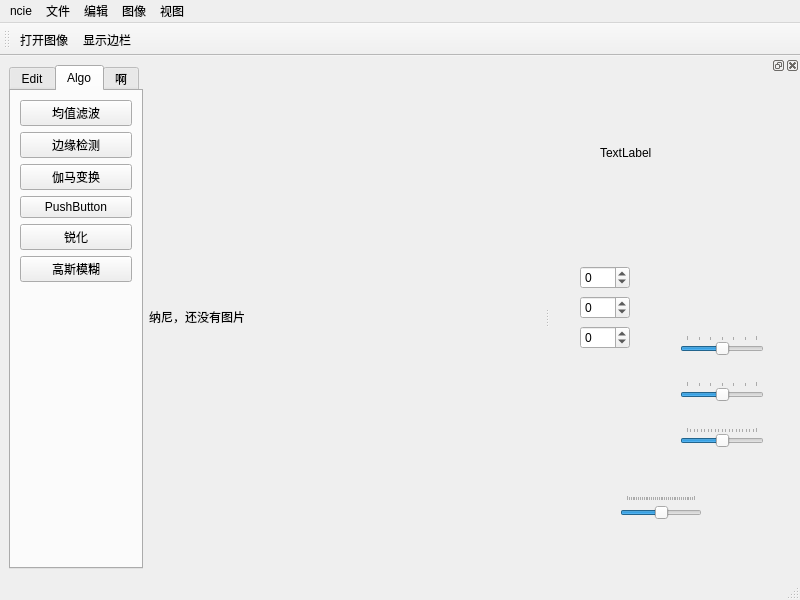
First picture: the form in mainwindow.ui, repository airlariken/ImageProcessing, before the edit.
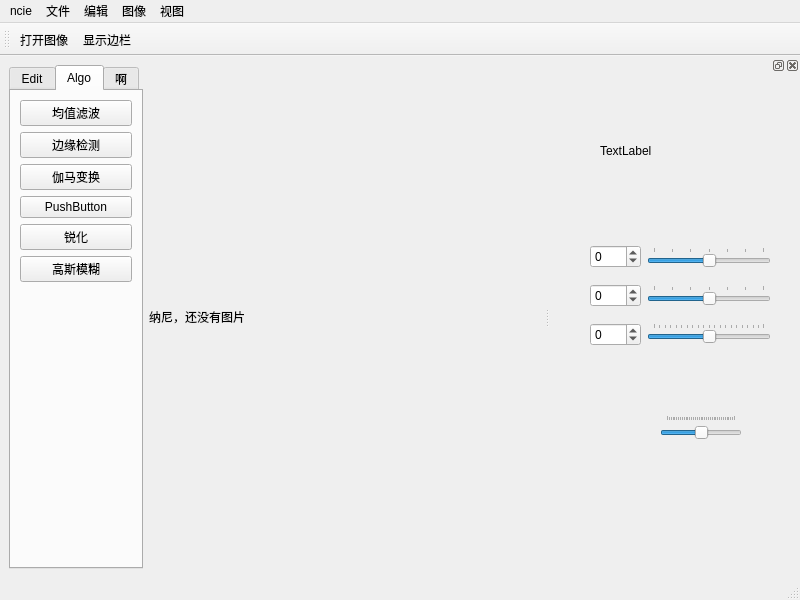
Second picture: the form after the edit. The open tabs and pages were chosen to show the change. Icons and pictures are not drawn.

Patch:
```diff
--- a/mainwindow.ui
+++ b/mainwindow.ui
@@ -293,188 +293,11 @@
     <number>2</number>
    </attribute>
    <widget class="QWidget" name="dockWidgetContents">
-    <widget class="QWidget" name="layoutWidget">
-     <property name="geometry">
-      <rect>
-       <x>130</x>
-       <y>240</y>
-       <width>84</width>
-       <height>152</height>
-      </rect>
-     </property>
-     <layout class="QVBoxLayout" name="verticalLayout_3">
-      <item>
-       <widget class="QSlider" name="horizontalSlider_exposure">
-        <property name="sizePolicy">
-         <sizepolicy hsizetype="Preferred" vsizetype="Fixed">
-          <horstretch>0</horstretch>
-          <verstretch>0</verstretch>
-         </sizepolicy>
-        </property>
-        <property name="layoutDirection">
-         <enum>Qt::LeftToRight</enum>
-        </property>
-        <property name="styleSheet">
-         <string notr="true">QSlider::groove:horizontal {
-        height: 6px;
-        background: qlineargradient(x1: 0, y1: 0, x2: 0, y2: 1, stop: 0 rgb(124, 124, 124), stop: 1.0 rgb(72, 71, 71));
-}
-QSlider::handle:horizontal {
-        width: 4px;
-        background: rgb(0, 160, 230);
-        margin: -6px 0px -6px 0px;
-        border-radius: 9px;
-}12345678910</string>
-        </property>
-        <property name="minimum">
-         <number>-30</number>
-        </property>
-        <property name="maximum">
-         <number>30</number>
-        </property>
-        <property name="value">
-         <number>0</number>
-        </property>
-        <property name="sliderPosition">
-         <number>0</number>
-        </property>
-        <property name="tracking">
-         <bool>true</bool>
-        </property>
-        <property name="orientation">
-         <enum>Qt::Horizontal</enum>
-        </property>
-        <property name="tickPosition">
-         <enum>QSlider::TicksAbove</enum>
-        </property>
-       </widget>
-      </item>
-      <item>
-       <widget class="QSlider" name="horizontalSlider_contrast">
-        <property name="sizePolicy">
-         <sizepolicy hsizetype="Preferred" vsizetype="Fixed">
-          <horstretch>0</horstretch>
-          <verstretch>0</verstretch>
-         </sizepolicy>
-        </property>
-        <property name="layoutDirection">
-         <enum>Qt::LeftToRight</enum>
-        </property>
-        <property name="styleSheet">
-         <string notr="true">QSlider::groove:horizontal {
-        height: 6px;
-        background: qlineargradient(x1: 0, y1: 0, x2: 0, y2: 1, stop: 0 rgb(124, 124, 124), stop: 1.0 rgb(72, 71, 71));
-}
-QSlider::handle:horizontal {
-        width: 4px;
-        background: rgb(0, 160, 230);
-        margin: -6px 0px -6px 0px;
-        border-radius: 9px;
-}12345678910</string>
-        </property>
-        <property name="minimum">
-         <number>-30</number>
-        </property>
-        <property name="maximum">
-         <number>30</number>
-        </property>
-        <property name="orientation">
-         <enum>Qt::Horizontal</enum>
-        </property>
-        <property name="tickPosition">
-         <enum>QSlider::TicksAbove</enum>
-        </property>
-       </widget>
-      </item>
-      <item>
-       <widget class="QSlider" name="horizontalSlider_saturation">
-        <property name="sizePolicy">
-         <sizepolicy hsizetype="Preferred" vsizetype="Fixed">
-          <horstretch>0</horstretch>
-          <verstretch>0</verstretch>
-         </sizepolicy>
-        </property>
-        <property name="layoutDirection">
-         <enum>Qt::LeftToRight</enum>
-        </property>
-        <property name="styleSheet">
-         <string notr="true">QSlider::groove:horizontal {
-        height: 6px;
-        background: qlineargradient(x1: 0, y1: 0, x2: 0, y2: 1, stop: 0 rgb(124, 124, 124), stop: 1.0 rgb(72, 71, 71));
-}
-QSlider::handle:horizontal {
-        width: 4px;
-        background: rgb(0, 160, 230);
-        margin: -6px 0px -6px 0px;
-        border-radius: 9px;
-}12345678910</string>
-        </property>
-        <property name="minimum">
-         <number>-100</number>
-        </property>
-        <property name="maximum">
-         <number>99</number>
-        </property>
-        <property name="value">
-         <number>0</number>
-        </property>
-        <property name="orientation">
-         <enum>Qt::Horizontal</enum>
-        </property>
-        <property name="tickPosition">
-         <enum>QSlider::TicksAbove</enum>
-        </property>
-       </widget>
-      </item>
-     </layout>
-    </widget>
-    <widget class="QWidget" name="layoutWidget">
-     <property name="geometry">
-      <rect>
-       <x>30</x>
-       <y>190</y>
-       <width>50</width>
-       <height>85</height>
-      </rect>
-     </property>
-     <layout class="QVBoxLayout" name="verticalLayout_4">
-      <item>
-       <widget class="QSpinBox" name="spinBox_exposure">
-        <property name="minimum">
-         <number>-30</number>
-        </property>
-        <property name="maximum">
-         <number>30</number>
-        </property>
-       </widget>
-      </item>
-      <item>
-       <widget class="QSpinBox" name="spinBox_contrast">
-        <property name="minimum">
-         <number>-30</number>
-        </property>
-        <property name="maximum">
-         <number>30</number>
-        </property>
-       </widget>
-      </item>
-      <item>
-       <widget class="QSpinBox" name="spinBox_saturation">
-        <property name="minimum">
-         <number>-100</number>
-        </property>
-        <property name="maximum">
-         <number>100</number>
-        </property>
-       </widget>
-      </item>
-     </layout>
-    </widget>
     <widget class="QSlider" name="horizontalSlider_rotate">
      <property name="geometry">
       <rect>
-       <x>70</x>
-       <y>420</y>
+       <x>110</x>
+       <y>340</y>
        <width>82</width>
        <height>27</height>
       </rect>
@@ -526,15 +349,188 @@
      <property name="geometry">
       <rect>
        <x>50</x>
-       <y>70</y>
-       <width>58</width>
-       <height>16</height>
+       <y>0</y>
+       <width>161</width>
+       <height>151</height>
       </rect>
      </property>
      <property name="text">
       <string>TextLabel</string>
      </property>
     </widget>
+    <widget class="QWidget" name="">
+     <property name="geometry">
+      <rect>
+       <x>40</x>
+       <y>160</y>
+       <width>181</width>
+       <height>121</height>
+      </rect>
+     </property>
+     <layout class="QHBoxLayout" name="horizontalLayout" stretch="1,3">
+      <item>
+       <layout class="QVBoxLayout" name="verticalLayout_4">
+        <item>
+         <widget class="QSpinBox" name="spinBox_exposure">
+          <property name="minimum">
+           <number>-30</number>
+          </property>
+          <property name="maximum">
+           <number>30</number>
+          </property>
+         </widget>
+        </item>
+        <item>
+         <widget class="QSpinBox" name="spinBox_contrast">
+          <property name="minimum">
+           <number>-30</number>
+          </property>
+          <property name="maximum">
+           <number>30</number>
+          </property>
+         </widget>
+        </item>
+        <item>
+         <widget class="QSpinBox" name="spinBox_saturation">
+          <property name="minimum">
+           <number>-100</number>
+          </property>
+          <property name="maximum">
+           <number>100</number>
+          </property>
+         </widget>
+        </item>
+       </layout>
+      </item>
+      <item>
+       <layout class="QVBoxLayout" name="verticalLayout_3">
+        <item>
+         <widget class="QSlider" name="horizontalSlider_exposure">
+          <property name="sizePolicy">
+           <sizepolicy hsizetype="Preferred" vsizetype="Fixed">
+            <horstretch>0</horstretch>
+            <verstretch>0</verstretch>
+           </sizepolicy>
+          </property>
+          <property name="layoutDirection">
+           <enum>Qt::LeftToRight</enum>
+          </property>
+          <property name="styleSheet">
+           <string notr="true">QSlider::groove:horizontal {
+        height: 6px;
+        background: qlineargradient(x1: 0, y1: 0, x2: 0, y2: 1, stop: 0 rgb(124, 124, 124), stop: 1.0 rgb(72, 71, 71));
+}
+QSlider::handle:horizontal {
+        width: 4px;
+        background: rgb(0, 160, 230);
+        margin: -6px 0px -6px 0px;
+        border-radius: 9px;
+}12345678910</string>
+          </property>
+          <property name="minimum">
+           <number>-30</number>
+          </property>
+          <property name="maximum">
+           <number>30</number>
+          </property>
+          <property name="value">
+           <number>0</number>
+          </property>
+          <property name="sliderPosition">
+           <number>0</number>
+          </property>
+          <property name="tracking">
+           <bool>true</bool>
+          </property>
+          <property name="orientation">
+           <enum>Qt::Horizontal</enum>
+          </property>
+          <property name="tickPosition">
+           <enum>QSlider::TicksAbove</enum>
+          </property>
+         </widget>
+        </item>
+        <item>
+         <widget class="QSlider" name="horizontalSlider_contrast">
+          <property name="sizePolicy">
+           <sizepolicy hsizetype="Preferred" vsizetype="Fixed">
+            <horstretch>0</horstretch>
+            <verstretch>0</verstretch>
+           </sizepolicy>
+          </property>
+          <property name="layoutDirection">
+           <enum>Qt::LeftToRight</enum>
+          </property>
+          <property name="styleSheet">
+           <string notr="true">QSlider::groove:horizontal {
+        height: 6px;
+        background: qlineargradient(x1: 0, y1: 0, x2: 0, y2: 1, stop: 0 rgb(124, 124, 124), stop: 1.0 rgb(72, 71, 71));
+}
+QSlider::handle:horizontal {
+        width: 4px;
+        background: rgb(0, 160, 230);
+        margin: -6px 0px -6px 0px;
+        border-radius: 9px;
+}12345678910</string>
+          </property>
+          <property name="minimum">
+           <number>-30</number>
+          </property>
+          <property name="maximum">
+           <number>30</number>
+          </property>
+          <property name="orientation">
+           <enum>Qt::Horizontal</enum>
+          </property>
+          <property name="tickPosition">
+           <enum>QSlider::TicksAbove</enum>
+          </property>
+         </widget>
+        </item>
+        <item>
+         <widget class="QSlider" name="horizontalSlider_saturation">
+          <property name="sizePolicy">
+           <sizepolicy hsizetype="Preferred" vsizetype="Fixed">
+            <horstretch>0</horstretch>
+            <verstretch>0</verstretch>
+           </sizepolicy>
+          </property>
+          <property name="layoutDirection">
+           <enum>Qt::LeftToRight</enum>
+          </property>
+          <property name="styleSheet">
+           <string notr="true">QSlider::groove:horizontal {
+        height: 6px;
+        background: qlineargradient(x1: 0, y1: 0, x2: 0, y2: 1, stop: 0 rgb(124, 124, 124), stop: 1.0 rgb(72, 71, 71));
+}
+QSlider::handle:horizontal {
+        width: 4px;
+        background: rgb(0, 160, 230);
+        margin: -6px 0px -6px 0px;
+        border-radius: 9px;
+}12345678910</string>
+          </property>
+          <property name="minimum">
+           <number>-100</number>
+          </property>
+          <property name="maximum">
+           <number>99</number>
+          </property>
+          <property name="value">
+           <number>0</number>
+          </property>
+          <property name="orientation">
+           <enum>Qt::Horizontal</enum>
+          </property>
+          <property name="tickPosition">
+           <enum>QSlider::TicksAbove</enum>
+          </property>
+         </widget>
+        </item>
+       </layout>
+      </item>
+     </layout>
+    </widget>
    </widget>
   </widget>
   <action name="action_openFile">
```
Left out of the diff: 2 changed lines with no effect on the pictures.
